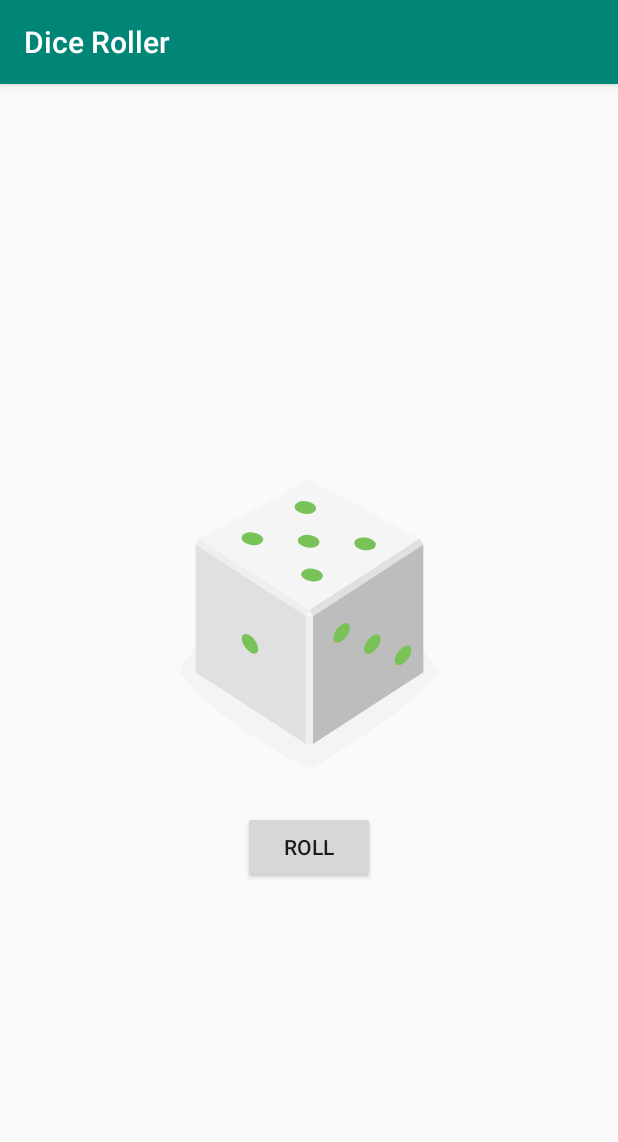
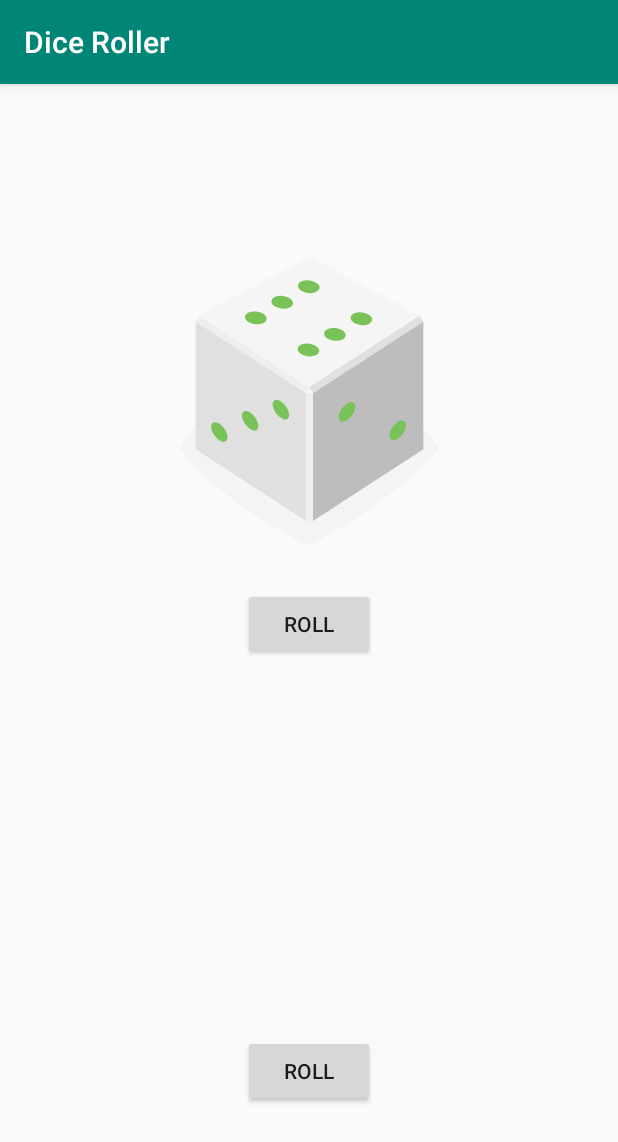
Before and after one commit to NeonCoal/FBPrototype, an Android app: the screen it shows after launch (MainActivity), after a tap on "ROLL", on a phone screen of 412 x 824 dp. Shown: the top 1142 px of the screen. Run offline under Robolectric (Android 15) with nearby library versions, the phone set to English and light mode, and no system bars.

Commit message:
working incrementals

```diff
--- /dev/null
+++ b/app/src/main/java/com/example/android/diceroller/DicePair.kt
@@ -0,0 +1,10 @@
+package com.example.android.diceroller
+
+import android.widget.Button
+import android.widget.ImageView
+
+data class DicePair(
+    val button: Button,
+    val imageView: ImageView,
+    var index: Int = 1
+)
--- a/app/src/main/java/com/example/android/diceroller/MainActivity.kt
+++ b/app/src/main/java/com/example/android/diceroller/MainActivity.kt
@@ -1,19 +1,3 @@
-/*
- * Copyright 2018, The Android Open Source Project
- *
- * Licensed under the Apache License, Version 2.0 (the "License");
- * you may not use this file except in compliance with the License.
- * You may obtain a copy of the License at
- *
- *     http://www.apache.org/licenses/LICENSE-2.0
- *
- * Unless required by applicable law or agreed to in writing, software
- * distributed under the License is distributed on an "AS IS" BASIS,
- * WITHOUT WARRANTIES OR CONDITIONS OF ANY KIND, either express or implied.
- * See the License for the specific language governing permissions and
- * limitations under the License.
- */
-
 package com.example.android.diceroller
 
 import android.os.Bundle
@@ -24,7 +8,7 @@ import java.util.*
 
 class MainActivity : AppCompatActivity() {
 
-    /* private lateinit var diceImage: ImageView
+    lateinit var diceImage: ImageView
     private var index = 0
     override fun onCreate(savedInstanceState: Bundle?) {
         super.onCreate(savedInstanceState)
@@ -32,13 +16,10 @@ class MainActivity : AppCompatActivity() {
 
         val rollButton: Button = findViewById(R.id.roll_button)
         rollButton.setOnClickListener {
-            if(index < 6) {
-                rollDice()
-                index++
-            }
+            rollDice()
         }
 
-        diceImage = findViewById(R.id.roll_button)
+        diceImage = findViewById(R.id.dice_image)
     }
 
     private fun rollDice() {
@@ -52,33 +33,6 @@ class MainActivity : AppCompatActivity() {
         }
 
         diceImage.setImageResource(drawableResource)
-    } */
-
-    lateinit var diceImage: ImageView
-
-    override fun onCreate(savedInstanceState: Bundle?) {
-        super.onCreate(savedInstanceState)
-        setContentView(R.layout.activity_main)
-
-        val rollButton: Button = findViewById(R.id.roll_button)
-        rollButton.setOnClickListener {
-            rollDice()
-        }
-
-        diceImage = findViewById(R.id.dice_image)
-    }
-
-    private fun rollDice() {
-        val randomInt = Random().nextInt(6) + 1
-        val drawableResource = when (randomInt) {
-            1 -> R.drawable.dice_1
-            2 -> R.drawable.dice_2
-            3 -> R.drawable.dice_3
-            4 -> R.drawable.dice_4
-            5 -> R.drawable.dice_5
-            else -> R.drawable.dice_6
-        }
-
-        diceImage.setImageResource(drawableResource)
+        index = if (index < 6) index + 1 else 1
     }
 }
--- a/app/src/main/res/layout/activity_main.xml
+++ b/app/src/main/res/layout/activity_main.xml
@@ -1,18 +1,4 @@
-<?xml version="1.0" encoding="utf-8"?><!--
-  ~ Copyright 2018, The Android Open Source Project
-  ~
-  ~ Licensed under the Apache License, Version 2.0 (the "License");
-  ~ you may not use this file except in compliance with the License.
-  ~ You may obtain a copy of the License at
-  ~
-  ~     http://www.apache.org/licenses/LICENSE-2.0
-  ~
-  ~ Unless required by applicable law or agreed to in writing, software
-  ~ distributed under the License is distributed on an "AS IS" BASIS,
-  ~ WITHOUT WARRANTIES OR CONDITIONS OF ANY KIND, either express or implied.
-  ~ See the License for the specific language governing permissions and
-  ~ limitations under the License.
-  -->
+<?xml version="1.0" encoding="utf-8"?>
 
 <LinearLayout xmlns:android="http://schemas.android.com/apk/res/android"
     xmlns:app="http://schemas.android.com/apk/res-auto"
@@ -38,4 +24,19 @@
         android:layout_gravity="center_horizontal"
         android:text="@string/roll" />
 
+    <ImageView
+        android:id="@+id/dice_image2"
+        android:layout_width="match_parent"
+        android:layout_height="wrap_content"
+        android:layout_gravity="center_horizontal"
+        app:srcCompat="@drawable/empty_dice"
+        tools:srcCompat="@drawable/dice_1" />
+
+    <Button
+        android:id="@+id/roll_button2"
+        android:layout_width="wrap_content"
+        android:layout_height="wrap_content"
+        android:layout_gravity="center_horizontal"
+        android:text="@string/roll" />
+
 </LinearLayout>
```
